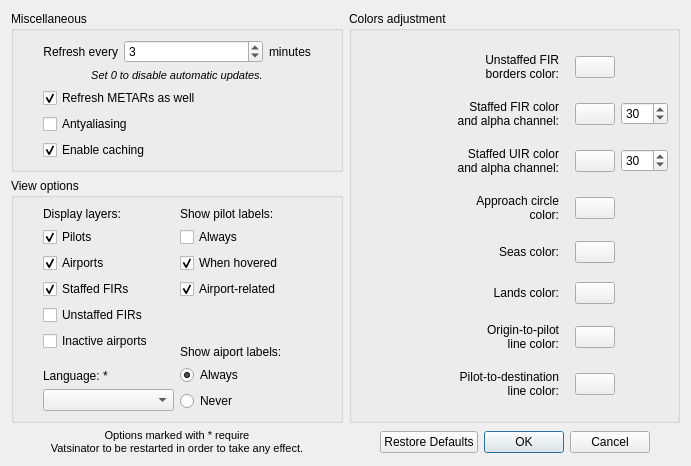
The window that source/ui/resources/settingswindow.ui (Vatsinator/vatsinator-legacy) describes before a commit, drawn with Qt 5.
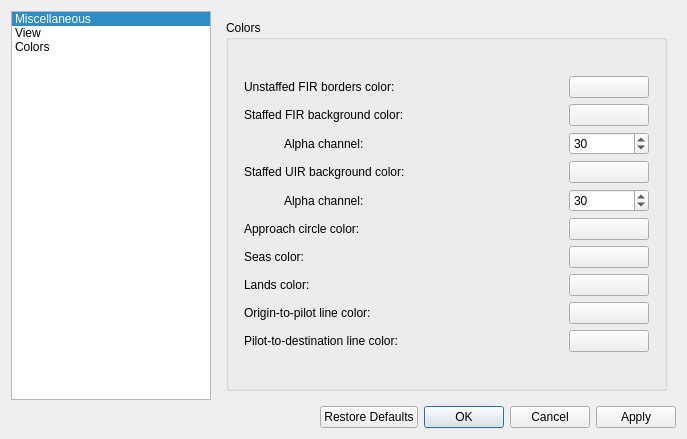
The same window after the commit. The open tabs and pages were chosen to show the change. Icons and pictures are not drawn. Custom widgets are drawn as their Qt base class.

Diff of the .ui file:
```diff
--- a/source/ui/resources/settingswindow.ui
+++ b/source/ui/resources/settingswindow.ui
@@ -9,8 +9,8 @@
    <rect>
     <x>0</x>
     <y>0</y>
-    <width>691</width>
-    <height>433</height>
+    <width>687</width>
+    <height>417</height>
    </rect>
   </property>
   <property name="windowTitle">
@@ -20,41 +20,269 @@
    <iconset resource="imgs.qrc">
     <normaloff>:/mainIcon/icon.png</normaloff>:/mainIcon/icon.png</iconset>
   </property>
+  <layout class="QHBoxLayout" name="horizontalLayout">
+   <item>
   <layout class="QGridLayout" name="gridLayout">
-   <item row="1" column="0">
-    <widget class="QGroupBox" name="ViewOptionsGroup">
+     <item row="0" column="1" colspan="2">
+      <widget class="QStackedWidget" name="SwappingWidget">
+       <property name="enabled">
+        <bool>true</bool>
+       </property>
+       <property name="currentIndex">
+        <number>0</number>
+       </property>
+       <widget class="QWidget" name="MiscellaneousPage">
+        <layout class="QHBoxLayout" name="horizontalLayout_16">
+         <item>
+          <widget class="QGroupBox" name="MiscellaneousBox">
      <property name="sizePolicy">
-      <sizepolicy hsizetype="MinimumExpanding" vsizetype="Preferred">
+            <sizepolicy hsizetype="MinimumExpanding" vsizetype="MinimumExpanding">
        <horstretch>0</horstretch>
        <verstretch>0</verstretch>
       </sizepolicy>
      </property>
      <property name="title">
-      <string>View options</string>
+            <string>Miscellaneous</string>
+           </property>
+           <property name="alignment">
+            <set>Qt::AlignLeading|Qt::AlignLeft|Qt::AlignTop</set>
      </property>
      <layout class="QGridLayout" name="gridLayout_3">
-      <item row="1" column="0" rowspan="2">
-       <layout class="QHBoxLayout" name="horizontalLayout">
+            <property name="leftMargin">
+             <number>15</number>
+            </property>
+            <property name="rightMargin">
+             <number>15</number>
+            </property>
+            <item row="6" column="0">
+             <widget class="QLabel" name="label_7">
+              <property name="font">
+               <font>
+                <pointsize>8</pointsize>
+                <italic>true</italic>
+               </font>
+              </property>
+              <property name="text">
+               <string>Vatsinator needs to be restarted before changes&lt;br&gt;to the langugage settings will take effect.</string>
+              </property>
+              <property name="indent">
+               <number>5</number>
+              </property>
+             </widget>
+            </item>
+            <item row="2" column="0">
+             <widget class="QCheckBox" name="AntyaliasingCheckBox">
+              <property name="text">
+               <string>Antyaliasing</string>
+              </property>
+             </widget>
+            </item>
+            <item row="5" column="0">
+             <layout class="QHBoxLayout" name="horizontalLayout_3">
+              <item>
+               <widget class="QLabel" name="label_6">
+                <property name="text">
+                 <string>Language:</string>
+                </property>
+                <property name="indent">
+                 <number>10</number>
+                </property>
+               </widget>
+              </item>
+              <item>
+               <widget class="QComboBox" name="LanguageComboBox">
+                <property name="minimumSize">
+                 <size>
+                  <width>200</width>
+                  <height>0</height>
+                 </size>
+                </property>
+               </widget>
+              </item>
         <item>
          <spacer name="horizontalSpacer_4">
           <property name="orientation">
            <enum>Qt::Horizontal</enum>
           </property>
-          <property name="sizeType">
-           <enum>QSizePolicy::Fixed</enum>
-          </property>
+                <property name="sizeHint" stdset="0">
+                 <size>
+                  <width>40</width>
+                  <height>20</height>
+                 </size>
+                </property>
+               </spacer>
+              </item>
+             </layout>
+            </item>
+            <item row="3" column="0">
+             <widget class="QCheckBox" name="EnableCachingCheckBox">
+              <property name="text">
+               <string>Enable caching</string>
+              </property>
+              <property name="checked">
+               <bool>true</bool>
+              </property>
+             </widget>
+            </item>
+            <item row="0" column="0">
+             <layout class="QHBoxLayout" name="horizontalLayout_2">
+              <item>
+               <widget class="QLabel" name="label">
+                <property name="text">
+                 <string>Refresh every</string>
+                </property>
+                <property name="alignment">
+                 <set>Qt::AlignRight|Qt::AlignTrailing|Qt::AlignVCenter</set>
+                </property>
+                <property name="indent">
+                 <number>5</number>
+                </property>
+               </widget>
+              </item>
+              <item>
+               <widget class="QSpinBox" name="RefreshRateBox">
+                <property name="maximum">
+                 <number>60</number>
+                </property>
+                <property name="value">
+                 <number>3</number>
+                </property>
+               </widget>
+              </item>
+              <item>
+               <widget class="QLabel" name="label_2">
+                <property name="text">
+                 <string>minutes</string>
+                </property>
+                <property name="indent">
+                 <number>5</number>
+                </property>
+               </widget>
+              </item>
+              <item>
+               <spacer name="horizontalSpacer_3">
+                <property name="orientation">
+                 <enum>Qt::Horizontal</enum>
+                </property>
           <property name="sizeHint" stdset="0">
            <size>
-            <width>20</width>
+                  <width>40</width>
             <height>20</height>
            </size>
           </property>
          </spacer>
         </item>
+             </layout>
+            </item>
+            <item row="1" column="0">
+             <widget class="QCheckBox" name="RefreshMetarsCheckBox">
+              <property name="text">
+               <string>Refresh METARs as well</string>
+              </property>
+              <property name="checked">
+               <bool>true</bool>
+              </property>
+             </widget>
+            </item>
+            <item row="4" column="0">
+             <spacer name="verticalSpacer">
+              <property name="orientation">
+               <enum>Qt::Vertical</enum>
+              </property>
+              <property name="sizeHint" stdset="0">
+               <size>
+                <width>20</width>
+                <height>169</height>
+               </size>
+              </property>
+             </spacer>
+            </item>
+           </layout>
+          </widget>
+         </item>
+        </layout>
+       </widget>
+       <widget class="QWidget" name="ViewPage">
+        <layout class="QHBoxLayout" name="horizontalLayout_15">
         <item>
-         <layout class="QVBoxLayout" name="verticalLayout">
+          <widget class="QGroupBox" name="ViewBox">
+           <property name="sizePolicy">
+            <sizepolicy hsizetype="MinimumExpanding" vsizetype="MinimumExpanding">
+             <horstretch>0</horstretch>
+             <verstretch>0</verstretch>
+            </sizepolicy>
+           </property>
+           <property name="title">
+            <string>View</string>
+           </property>
+           <property name="alignment">
+            <set>Qt::AlignLeading|Qt::AlignLeft|Qt::AlignTop</set>
+           </property>
+           <layout class="QGridLayout" name="gridLayout_4">
+            <property name="leftMargin">
+             <number>15</number>
+            </property>
+            <property name="rightMargin">
+             <number>15</number>
+            </property>
+            <item row="0" column="1">
+             <layout class="QVBoxLayout" name="verticalLayout_3">
           <item>
-           <widget class="QLabel" name="LayersLabel">
+               <widget class="QLabel" name="label_4">
+                <property name="text">
+                 <string>Show pilot labels:</string>
+                </property>
+               </widget>
+              </item>
+              <item>
+               <widget class="QCheckBox" name="ShowPilotsLabelsAlwaysCheckBox">
+                <property name="text">
+                 <string>Always</string>
+                </property>
+                <property name="checked">
+                 <bool>true</bool>
+                </property>
+               </widget>
+              </item>
+              <item>
+               <widget class="QCheckBox" name="ShowPilotsLabelsWhenHoveredCheckBox">
+                <property name="text">
+                 <string>When hovered</string>
+                </property>
+                <property name="checked">
+                 <bool>true</bool>
+                </property>
+               </widget>
+              </item>
+              <item>
+               <widget class="QCheckBox" name="ShowPilotsLabelsAirportRelatedCheckBox">
+                <property name="text">
+                 <string>Airport-related</string>
+                </property>
+                <property name="checked">
+                 <bool>true</bool>
+                </property>
+               </widget>
+              </item>
+              <item>
+               <spacer name="verticalSpacer_3">
+                <property name="orientation">
+                 <enum>Qt::Vertical</enum>
+                </property>
+                <property name="sizeHint" stdset="0">
+                 <size>
+                  <width>20</width>
+                  <height>40</height>
+                 </size>
+                </property>
+               </spacer>
+              </item>
+             </layout>
+            </item>
+            <item row="0" column="0">
+             <layout class="QVBoxLayout" name="verticalLayout_2">
+              <item>
+               <widget class="QLabel" name="label_3">
             <property name="text">
              <string>Display layers:</string>
             </property>
@@ -95,6 +323,9 @@
             <property name="text">
              <string>Unstaffed FIRs</string>
             </property>
+                <property name="checked">
+                 <bool>true</bool>
+                </property>
            </widget>
           </item>
           <item>
@@ -117,80 +348,14 @@
             </property>
            </spacer>
           </item>
-          <item>
-           <widget class="QLabel" name="LanguageLabel">
-            <property name="text">
-             <string>Language: *</string>
-            </property>
-           </widget>
-          </item>
-          <item>
-           <widget class="QComboBox" name="LanguageComboBox"/>
-          </item>
-         </layout>
-        </item>
+             </layout>
+            </item>
+            <item row="1" column="0">
+             <layout class="QVBoxLayout" name="verticalLayout_4">
         <item>
-         <layout class="QVBoxLayout" name="verticalLayout_2">
-          <item>
-           <widget class="QLabel" name="ShowPilotsLabelsLabel">
+               <widget class="QLabel" name="label_5">
             <property name="text">
-             <string>Show pilot labels:</string>
-            </property>
-           </widget>
-          </item>
-          <item>
-           <widget class="QCheckBox" name="ShowPilotsLabelsAlwaysCheckBox">
-            <property name="text">
-             <string>Always</string>
-            </property>
-           </widget>
-          </item>
-          <item>
-           <widget class="QCheckBox" name="ShowPilotsLabelsWhenHoveredCheckBox">
-            <property name="toolTip">
-             <string/>
-            </property>
-            <property name="text">
-             <string>When hovered</string>
-            </property>
-            <property name="checked">
-             <bool>true</bool>
-            </property>
-           </widget>
-          </item>
-          <item>
-           <widget class="QCheckBox" name="ShowPilotsLabelsAirportRelatedCheckBox">
-            <property name="whatsThis">
-             <string extracomment="Display pilots' labels when departure/destination airport are hovered"/>
-            </property>
-            <property name="text">
-             <string>Airport-related</string>
-            </property>
-            <property name="checked">
-             <bool>true</bool>
-            </property>
-           </widget>
-          </item>
-          <item>
-           <spacer name="verticalSpacer">
-            <property name="orientation">
-             <enum>Qt::Vertical</enum>
-            </property>
-            <property name="sizeType">
-             <enum>QSizePolicy::Fixed</enum>
-            </property>
-            <property name="sizeHint" stdset="0">
-             <size>
-              <width>20</width>
-              <height>40</height>
-             </size>
-            </property>
-           </spacer>
-          </item>
-          <item>
-           <widget class="QLabel" name="ShowAirportsLabelsLabel">
-            <property name="text">
-             <string>Show aiport labels:</string>
+                 <string>Show airport labels:</string>
             </property>
            </widget>
           </item>
@@ -211,8 +376,192 @@
             </property>
            </widget>
           </item>
-         </layout>
-        </item>
+              <item>
+               <spacer name="verticalSpacer_4">
+                <property name="orientation">
+                 <enum>Qt::Vertical</enum>
+                </property>
+                <property name="sizeHint" stdset="0">
+                 <size>
+                  <width>20</width>
+                  <height>40</height>
+                 </size>
+                </property>
+               </spacer>
+              </item>
+             </layout>
+            </item>
+           </layout>
+          </widget>
+         </item>
+        </layout>
+       </widget>
+       <widget class="QWidget" name="ColorsPage">
+        <layout class="QHBoxLayout" name="horizontalLayout_14">
+         <item>
+          <widget class="QGroupBox" name="ColorsBox">
+           <property name="sizePolicy">
+            <sizepolicy hsizetype="MinimumExpanding" vsizetype="MinimumExpanding">
+             <horstretch>0</horstretch>
+             <verstretch>0</verstretch>
+            </sizepolicy>
+           </property>
+           <property name="title">
+            <string>Colors</string>
+           </property>
+           <property name="alignment">
+            <set>Qt::AlignLeading|Qt::AlignLeft|Qt::AlignTop</set>
+           </property>
+           <layout class="QGridLayout" name="gridLayout_5">
+            <property name="leftMargin">
+             <number>15</number>
+            </property>
+            <property name="rightMargin">
+             <number>15</number>
+            </property>
+            <item row="0" column="0">
+             <layout class="QVBoxLayout" name="verticalLayout_5">
+              <item>
+               <layout class="QHBoxLayout" name="horizontalLayout_4">
+                <item>
+                 <widget class="QLabel" name="label_8">
+                  <property name="text">
+                   <string>Unstaffed FIR borders color:</string>
+                  </property>
+                 </widget>
+                </item>
+                <item>
+                 <widget class="ColorButton" name="UnstaffedFirColorButton">
+                  <property name="minimumSize">
+                   <size>
+                    <width>80</width>
+                    <height>0</height>
+                   </size>
+                  </property>
+                  <property name="maximumSize">
+                   <size>
+                    <width>80</width>
+                    <height>16777215</height>
+                   </size>
+                  </property>
+                  <property name="text">
+                   <string/>
+                  </property>
+                 </widget>
+                </item>
+               </layout>
+              </item>
+              <item>
+               <layout class="QHBoxLayout" name="horizontalLayout_5">
+                <item>
+                 <widget class="QLabel" name="label_9">
+                  <property name="text">
+                   <string>Staffed FIR background color:</string>
+                  </property>
+                 </widget>
+                </item>
+                <item>
+                 <widget class="ColorButton" name="StaffedFirColorButton">
+                  <property name="minimumSize">
+                   <size>
+                    <width>80</width>
+                    <height>0</height>
+                   </size>
+                  </property>
+                  <property name="maximumSize">
+                   <size>
+                    <width>80</width>
+                    <height>16777215</height>
+                   </size>
+                  </property>
+                  <property name="text">
+                   <string/>
+                  </property>
+                 </widget>
+                </item>
+               </layout>
+              </item>
+              <item>
+               <layout class="QHBoxLayout" name="horizontalLayout_6">
+                <item>
+                 <spacer name="horizontalSpacer_6">
+                  <property name="orientation">
+                   <enum>Qt::Horizontal</enum>
+                  </property>
+                  <property name="sizeType">
+                   <enum>QSizePolicy::Fixed</enum>
+                  </property>
+                  <property name="sizeHint" stdset="0">
+                   <size>
+                    <width>40</width>
+                    <height>20</height>
+                   </size>
+                  </property>
+                 </spacer>
+                </item>
+                <item>
+                 <widget class="QLabel" name="label_10">
+                  <property name="text">
+                   <string>Alpha channel:</string>
+                  </property>
+                 </widget>
+                </item>
+                <item>
+                 <widget class="QSpinBox" name="StaffedFirColorAlphaBox">
+                  <property name="minimumSize">
+                   <size>
+                    <width>80</width>
+                    <height>0</height>
+                   </size>
+                  </property>
+                  <property name="maximumSize">
+                   <size>
+                    <width>80</width>
+                    <height>16777215</height>
+                   </size>
+                  </property>
+                  <property name="maximum">
+                   <number>255</number>
+                  </property>
+                  <property name="value">
+                   <number>30</number>
+                  </property>
+                 </widget>
+                </item>
+               </layout>
+              </item>
+              <item>
+               <layout class="QHBoxLayout" name="horizontalLayout_7">
+                <item>
+                 <widget class="QLabel" name="label_11">
+                  <property name="text">
+                   <string>Staffed UIR background color:</string>
+                  </property>
+                 </widget>
+                </item>
+                <item>
+                 <widget class="ColorButton" name="StaffedUirColorButton">
+                  <property name="minimumSize">
+                   <size>
+                    <width>80</width>
+                    <height>0</height>
+                   </size>
+                  </property>
+                  <property name="maximumSize">
+                   <size>
+                    <width>80</width>
+                    <height>16777215</height>
+                   </size>
+                  </property>
+                  <property name="text">
+                   <string/>
+                  </property>
+                 </widget>
+                </item>
+               </layout>
+              </item>
+              <item>
+               <layout class="QHBoxLayout" name="horizontalLayout_8">
         <item>
          <spacer name="horizontalSpacer_7">
           <property name="orientation">
@@ -223,414 +572,299 @@
           </property>
           <property name="sizeHint" stdset="0">
            <size>
-            <width>20</width>
+                    <width>40</width>
             <height>20</height>
            </size>
           </property>
          </spacer>
         </item>
-       </layout>
-      </item>
-     </layout>
-    </widget>
-   </item>
-   <item row="2" column="1">
-    <widget class="QDialogButtonBox" name="OKCancelButtonBox">
-     <property name="enabled">
-      <bool>true</bool>
-     </property>
-     <property name="standardButtons">
-      <set>QDialogButtonBox::Cancel|QDialogButtonBox::Ok|QDialogButtonBox::RestoreDefaults</set>
-     </property>
-     <property name="centerButtons">
-      <bool>true</bool>
-     </property>
-    </widget>
-   </item>
-   <item row="0" column="1" rowspan="2">
-    <widget class="QGroupBox" name="ColorsAdjustmentGroup">
-     <property name="title">
-      <string>Colors adjustment</string>
-     </property>
-     <layout class="QGridLayout" name="gridLayout_4">
-      <item row="7" column="0">
-       <widget class="QLabel" name="PilotToDestinationLineColorLabel">
+                <item>
+                 <widget class="QLabel" name="label_12">
+                  <property name="text">
+                   <string>Alpha channel:</string>
+                  </property>
+                 </widget>
+                </item>
+                <item>
+                 <widget class="QSpinBox" name="StaffedUirColorAlphaBox">
+                  <property name="minimumSize">
+                   <size>
+                    <width>80</width>
+                    <height>0</height>
+                   </size>
+                  </property>
+                  <property name="maximumSize">
+                   <size>
+                    <width>80</width>
+                    <height>16777215</height>
+                   </size>
+                  </property>
+                  <property name="maximum">
+                   <number>255</number>
+                  </property>
+                  <property name="value">
+                   <number>30</number>
+                  </property>
+                 </widget>
+                </item>
+               </layout>
+              </item>
+              <item>
+               <layout class="QHBoxLayout" name="horizontalLayout_9">
+                <item>
+                 <widget class="QLabel" name="label_13">
         <property name="text">
-         <string>Pilot-to-destination&lt;br&gt;line color:</string>
-        </property>
-        <property name="alignment">
-         <set>Qt::AlignRight|Qt::AlignTrailing|Qt::AlignVCenter</set>
-        </property>
-       </widget>
-      </item>
-      <item row="3" column="2">
+                   <string>Approach circle color:</string>
+                  </property>
+                 </widget>
+                </item>
+                <item>
        <widget class="ColorButton" name="ApproachCircleColorButton">
-        <property name="sizePolicy">
-         <sizepolicy hsizetype="Fixed" vsizetype="Fixed">
-          <horstretch>0</horstretch>
-          <verstretch>0</verstretch>
-         </sizepolicy>
+                  <property name="minimumSize">
+                   <size>
+                    <width>80</width>
+                    <height>0</height>
+                   </size>
+                  </property>
+                  <property name="maximumSize">
+                   <size>
+                    <width>80</width>
+                    <height>16777215</height>
+                   </size>
         </property>
         <property name="text">
          <string/>
         </property>
        </widget>
       </item>
-      <item row="4" column="0">
-       <widget class="QLabel" name="SeasColorLabel">
+               </layout>
+              </item>
+              <item>
+               <layout class="QHBoxLayout" name="horizontalLayout_10">
+                <item>
+                 <widget class="QLabel" name="label_14">
         <property name="text">
          <string>Seas color:</string>
         </property>
-        <property name="alignment">
-         <set>Qt::AlignRight|Qt::AlignTrailing|Qt::AlignVCenter</set>
-        </property>
-       </widget>
-      </item>
-      <item row="1" column="2">
-       <widget class="ColorButton" name="StaffedFirColorButton">
-        <property name="sizePolicy">
-         <sizepolicy hsizetype="Fixed" vsizetype="Fixed">
-          <horstretch>0</horstretch>
-          <verstretch>0</verstretch>
-         </sizepolicy>
+                 </widget>
+                </item>
+                <item>
+                 <widget class="ColorButton" name="SeasColorButton">
+                  <property name="minimumSize">
+                   <size>
+                    <width>80</width>
+                    <height>0</height>
+                   </size>
+                  </property>
+                  <property name="maximumSize">
+                   <size>
+                    <width>80</width>
+                    <height>16777215</height>
+                   </size>
         </property>
         <property name="text">
          <string/>
         </property>
        </widget>
       </item>
-      <item row="2" column="0">
-       <widget class="QLabel" name="StaffedUirColorLabel">
-        <property name="text">
-         <string>Staffed UIR color&lt;br&gt; and alpha channel:</string>
-        </property>
-        <property name="alignment">
-         <set>Qt::AlignRight|Qt::AlignTrailing|Qt::AlignVCenter</set>
-        </property>
-       </widget>
-      </item>
-      <item row="0" column="0">
-       <widget class="QLabel" name="UnstaffedFirColorLabel">
-        <property name="text">
-         <string>Unstaffed FIR&lt;br&gt;borders color:</string>
-        </property>
-        <property name="alignment">
-         <set>Qt::AlignRight|Qt::AlignTop|Qt::AlignTrailing</set>
-        </property>
-       </widget>
-      </item>
-      <item row="5" column="0">
-       <widget class="QLabel" name="LandsColorLabel">
+               </layout>
+              </item>
+              <item>
+               <layout class="QHBoxLayout" name="horizontalLayout_11">
+                <item>
+                 <widget class="QLabel" name="label_15">
         <property name="text">
          <string>Lands color:</string>
         </property>
-        <property name="alignment">
-         <set>Qt::AlignRight|Qt::AlignTrailing|Qt::AlignVCenter</set>
-        </property>
-       </widget>
-      </item>
-      <item row="2" column="2">
-       <widget class="ColorButton" name="StaffedUirColorButton">
-        <property name="sizePolicy">
-         <sizepolicy hsizetype="Fixed" vsizetype="Fixed">
-          <horstretch>0</horstretch>
-          <verstretch>0</verstretch>
-         </sizepolicy>
-        </property>
-        <property name="text">
-         <string/>
-        </property>
-       </widget>
-      </item>
-      <item row="6" column="2">
-       <widget class="ColorButton" name="OriginToPilotLineColorButton">
-        <property name="text">
-         <string/>
-        </property>
-       </widget>
-      </item>
-      <item row="3" column="0">
-       <widget class="QLabel" name="ApproachCircleColorLabel">
-        <property name="text">
-         <string>Approach circle&lt;br&gt;color:</string>
-        </property>
-        <property name="alignment">
-         <set>Qt::AlignRight|Qt::AlignTrailing|Qt::AlignVCenter</set>
-        </property>
-       </widget>
-      </item>
-      <item row="1" column="0">
-       <widget class="QLabel" name="StaffedFirColorLabel">
-        <property name="text">
-         <string>Staffed FIR color&lt;br&gt;and alpha channel:</string>
-        </property>
-        <property name="alignment">
-         <set>Qt::AlignRight|Qt::AlignTrailing|Qt::AlignVCenter</set>
-        </property>
-       </widget>
-      </item>
-      <item row="5" column="2">
+                 </widget>
+                </item>
+                <item>
        <widget class="ColorButton" name="LandsColorButton">
+                  <property name="minimumSize">
+                   <size>
+                    <width>80</width>
+                    <height>0</height>
+                   </size>
+                  </property>
+                  <property name="maximumSize">
+                   <size>
+                    <width>80</width>
+                    <height>16777215</height>
+                   </size>
+                  </property>
         <property name="text">
          <string/>
         </property>
        </widget>
       </item>
-      <item row="4" column="2">
-       <widget class="ColorButton" name="SeasColorButton">
-        <property name="sizePolicy">
-         <sizepolicy hsizetype="Fixed" vsizetype="Fixed">
-          <horstretch>0</horstretch>
-          <verstretch>0</verstretch>
-         </sizepolicy>
-        </property>
+               </layout>
+              </item>
+              <item>
+               <layout class="QHBoxLayout" name="horizontalLayout_12">
+                <item>
+                 <widget class="QLabel" name="label_16">
         <property name="text">
-         <string/>
+                   <string>Origin-to-pilot line color:</string>
         </property>
        </widget>
       </item>
-      <item row="0" column="2">
-       <widget class="ColorButton" name="UnstaffedFirColorButton">
-        <property name="sizePolicy">
-         <sizepolicy hsizetype="Fixed" vsizetype="Fixed">
-          <horstretch>0</horstretch>
-          <verstretch>0</verstretch>
-         </sizepolicy>
-        </property>
+                <item>
+                 <widget class="ColorButton" name="OriginToPilotLineColorButton">
+                  <property name="minimumSize">
+                   <size>
+                    <width>80</width>
+                    <height>0</height>
+                   </size>
+                  </property>
+                  <property name="maximumSize">
+                   <size>
+                    <width>80</width>
+                    <height>16777215</height>
+                   </size>
+                  </property>
         <property name="text">
          <string/>
         </property>
-        <property name="autoDefault">
-         <bool>true</bool>
+                 </widget>
+                </item>
+               </layout>
+              </item>
+              <item>
+               <layout class="QHBoxLayout" name="horizontalLayout_13">
+                <item>
+                 <widget class="QLabel" name="label_17">
+                  <property name="text">
+                   <string>Pilot-to-destination line color:</string>
         </property>
        </widget>
       </item>
-      <item row="7" column="2">
+                <item>
        <widget class="ColorButton" name="PilotToDestinationLineColorButton">
-        <property name="text">
-         <string/>
-        </property>
-       </widget>
-      </item>
-      <item row="6" column="0">
-       <widget class="QLabel" name="OriginToPilotLineColorLabel">
-        <property name="text">
-         <string>Origin-to-pilot&lt;br&gt;line color:</string>
-        </property>
-        <property name="alignment">
-         <set>Qt::AlignRight|Qt::AlignTrailing|Qt::AlignVCenter</set>
-        </property>
-       </widget>
-      </item>
-      <item row="0" column="1">
-       <spacer name="horizontalSpacer_8">
-        <property name="orientation">
-         <enum>Qt::Horizontal</enum>
-        </property>
-        <property name="sizeType">
-         <enum>QSizePolicy::Fixed</enum>
-        </property>
-        <property name="sizeHint" stdset="0">
+                  <property name="minimumSize">
+                   <size>
+                    <width>80</width>
+                    <height>0</height>
+                   </size>
+                  </property>
+                  <property name="maximumSize">
          <size>
-          <width>10</width>
-          <height>20</height>
-         </size>
-        </property>
-       </spacer>
-      </item>
-      <item row="2" column="3">
-       <widget class="QSpinBox" name="StaffedUirColorAlphaBox">
-        <property name="sizePolicy">
-         <sizepolicy hsizetype="Fixed" vsizetype="Fixed">
-          <horstretch>0</horstretch>
-          <verstretch>0</verstretch>
-         </sizepolicy>
-        </property>
-        <property name="toolTip">
-         <string>Alpha channel</string>
-        </property>
-        <property name="accelerated">
-         <bool>true</bool>
-        </property>
-        <property name="suffix">
+                    <width>80</width>
+                    <height>16777215</height>
+                   </size>
+                  </property>
+                  <property name="text">
          <string/>
         </property>
-        <property name="maximum">
-         <number>255</number>
-        </property>
-        <property name="value">
-         <number>30</number>
-        </property>
-       </widget>
-      </item>
-      <item row="1" column="3">
-       <widget class="QSpinBox" name="StaffedFirColorAlphaBox">
-        <property name="sizePolicy">
-         <sizepolicy hsizetype="Fixed" vsizetype="Fixed">
-          <horstretch>0</horstretch>
-          <verstretch>0</verstretch>
-         </sizepolicy>
-        </property>
-        <property name="toolTip">
-         <string>Alpha channel</string>
-        </property>
-        <property name="accelerated">
-         <bool>true</bool>
-        </property>
-        <property name="suffix">
-         <string/>
-        </property>
-        <property name="maximum">
-         <number>255</number>
-        </property>
-        <property name="value">
-         <number>30</number>
-        </property>
-       </widget>
-      </item>
-     </layout>
-    </widget>
-   </item>
-   <item row="2" column="0">
-    <widget class="QLabel" name="label">
-     <property name="font">
-      <font>
-       <pointsize>8</pointsize>
-      </font>
-     </property>
-     <property name="text">
-      <string>Options marked with * require&lt;br&gt;Vatsinator to be restarted in order to take any effect.</string>
-     </property>
-     <property name="alignment">
-      <set>Qt::AlignCenter</set>
-     </property>
+                 </widget>
+                </item>
+               </layout>
+              </item>
+             </layout>
+            </item>
+           </layout>
+          </widget>
+         </item>
+        </layout>
+       </widget>
     </widget>
    </item>
    <item row="0" column="0">
-    <widget class="QGroupBox" name="MiscellaneousGroup">
+      <widget class="QListWidget" name="CategoryList">
      <property name="sizePolicy">
-      <sizepolicy hsizetype="MinimumExpanding" vsizetype="Preferred">
+        <sizepolicy hsizetype="Fixed" vsizetype="Expanding">
        <horstretch>0</horstretch>
        <verstretch>0</verstretch>
       </sizepolicy>
      </property>
-     <property name="title">
+       <property name="minimumSize">
+        <size>
+         <width>200</width>
+         <height>0</height>
+        </size>
+       </property>
+       <property name="maximumSize">
+        <size>
+         <width>200</width>
+         <height>16777215</height>
+        </size>
+       </property>
+       <property name="iconSize">
+        <size>
+         <width>35</width>
+         <height>35</height>
+        </size>
+       </property>
+       <property name="spacing">
+        <number>2</number>
+       </property>
+       <property name="currentRow">
+        <number>0</number>
+       </property>
+       <item>
+        <property name="text">
       <string>Miscellaneous</string>
      </property>
-     <layout class="QGridLayout" name="gridLayout_2">
-      <item row="4" column="1" colspan="3">
-       <widget class="QCheckBox" name="EnableCachingCheckBox">
-        <property name="text">
-         <string>Enable caching</string>
+        <property name="icon">
+         <iconset resource="imgs.qrc">
+          <normaloff>:/settings/preferences-miscellaneous.png</normaloff>:/settings/preferences-miscellaneous.png</iconset>
         </property>
-        <property name="checked">
-         <bool>true</bool>
+        <property name="flags">
+         <set>ItemIsSelectable|ItemIsEnabled</set>
         </property>
-       </widget>
-      </item>
-      <item row="3" column="1" colspan="3">
-       <widget class="QCheckBox" name="AntyaliasingCheckBox">
+       </item>
+       <item>
         <property name="text">
-         <string>Antyaliasing</string>
+         <string>View</string>
         </property>
-       </widget>
-      </item>
-      <item row="0" column="3">
-       <widget class="QLabel" name="RefreshRateUnitLabel">
-        <property name="text">
-         <string>minutes</string>
+        <property name="icon">
+         <iconset resource="imgs.qrc">
+          <normaloff>:/settings/preferences-view.png</normaloff>:/settings/preferences-view.png</iconset>
         </property>
-       </widget>
-      </item>
-      <item row="0" column="0">
-       <spacer name="horizontalSpacer_3">
-        <property name="orientation">
-         <enum>Qt::Horizontal</enum>
-        </property>
-        <property name="sizeType">
-         <enum>QSizePolicy::Fixed</enum>
-        </property>
-        <property name="sizeHint" stdset="0">
-         <size>
-          <width>20</width>
-          <height>20</height>
-         </size>
-        </property>
-       </spacer>
-      </item>
-      <item row="2" column="1" colspan="3">
-       <widget class="QCheckBox" name="RefreshMetarsCheckBox">
+       </item>
+       <item>
         <property name="text">
-         <string>Refresh METARs as well</string>
+         <string>Colors</string>
         </property>
         <property name="checked">
          <bool>true</bool>
         </property>
-       </widget>
-      </item>
-      <item row="0" column="4">
+       </item>
+      </widget>
+     </item>
+     <item row="1" column="1">
        <spacer name="horizontalSpacer_2">
         <property name="orientation">
          <enum>Qt::Horizontal</enum>
         </property>
-        <property name="sizeType">
-         <enum>QSizePolicy::Fixed</enum>
-        </property>
         <property name="sizeHint" stdset="0">
          <size>
-          <width>20</width>
+         <width>40</width>
           <height>20</height>
          </size>
         </property>
        </spacer>
       </item>
-      <item row="0" column="2">
-       <widget class="QSpinBox" name="RefreshRateBox">
-        <property name="sizePolicy">
-         <sizepolicy hsizetype="MinimumExpanding" vsizetype="Fixed">
-          <horstretch>0</horstretch>
-          <verstretch>0</verstretch>
-         </sizepolicy>
-        </property>
-        <property name="minimum">
-         <number>0</number>
-        </property>
-        <property name="maximum">
-         <number>60</number>
-        </property>
-        <property name="value">
-         <number>3</number>
-        </property>
-       </widget>
-      </item>
-      <item row="0" column="1">
-       <widget class="QLabel" name="RefreshRateLabel">
-        <property name="text">
-         <string>Refresh every</string>
-        </property>
-        <property name="alignment">
-         <set>Qt::AlignRight|Qt::AlignTrailing|Qt::AlignVCenter</set>
-        </property>
-       </widget>
-      </item>
-      <item row="1" column="1" colspan="3">
-       <widget class="QLabel" name="label_2">
-        <property name="font">
-         <font>
-          <pointsize>8</pointsize>
-          <italic>true</italic>
-         </font>
-        </property>
-        <property name="text">
-         <string>Set 0 to disable automatic updates.</string>
-        </property>
-        <property name="alignment">
-         <set>Qt::AlignCenter</set>
-        </property>
-       </widget>
-      </item>
-     </layout>
-    </widget>
+     <item row="1" column="2">
+      <widget class="QDialogButtonBox" name="OKCancelButtonBox">
+       <property name="standardButtons">
+        <set>QDialogButtonBox::Apply|QDialogButtonBox::Cancel|QDialogButtonBox::Ok|QDialogButtonBox::RestoreDefaults</set>
+       </property>
+      </widget>
+     </item>
+     <item row="1" column="0">
+      <spacer name="horizontalSpacer">
+       <property name="orientation">
+        <enum>Qt::Horizontal</enum>
+       </property>
+       <property name="sizeHint" stdset="0">
+        <size>
+         <width>40</width>
+         <height>20</height>
+        </size>
+       </property>
+      </spacer>
+     </item>
+    </layout>
    </item>
   </layout>
  </widget>
```
Left out of the diff: 24 changed lines with no effect on the pictures. Lines whose indentation alone changed are shown as unchanged.
